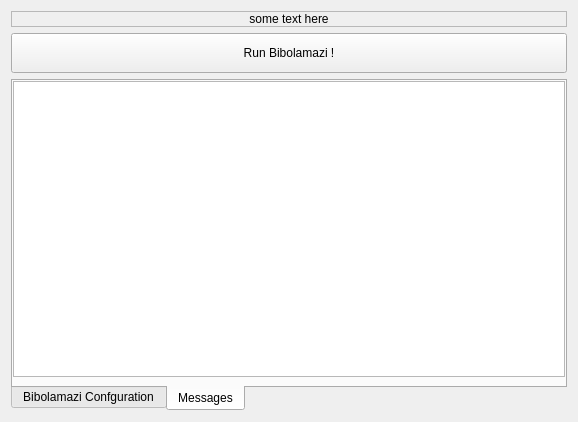
phfaist/bibolamazi, file gui/openbibfile.ui: the form before one commit.
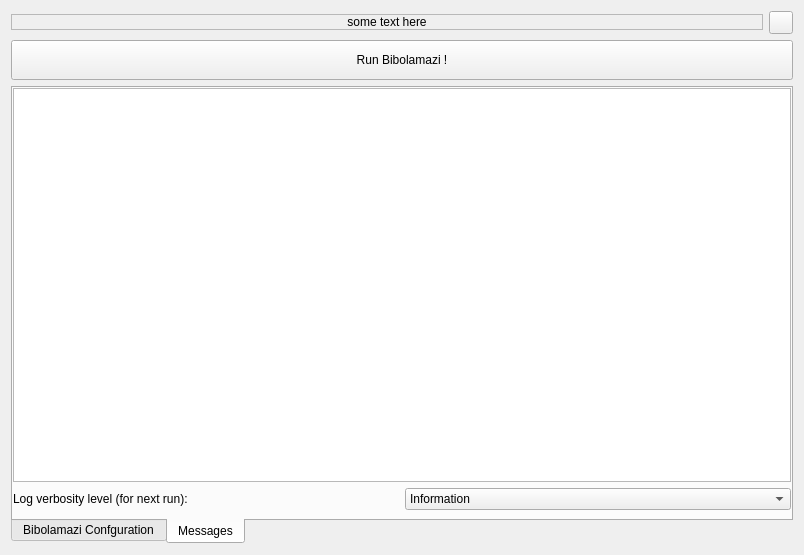
The form after the commit. The open tabs and pages were chosen to show the change. Icons and pictures are not drawn.

Diff of the .ui file:
```diff
--- a/gui/openbibfile.ui
+++ b/gui/openbibfile.ui
@@ -6,47 +6,13 @@
    <rect>
     <x>0</x>
     <y>0</y>
-    <width>578</width>
-    <height>422</height>
+    <width>804</width>
+    <height>555</height>
    </rect>
   </property>
-  <property name="windowTitle">
-   <string>some title here (probably file name)</string>
-  </property>
-  <layout class="QVBoxLayout" name="verticalLayout">
-   <item>
-    <widget class="QLabel" name="lblFileName">
-     <property name="sizePolicy">
-      <sizepolicy hsizetype="Preferred" vsizetype="Fixed">
-       <horstretch>0</horstretch>
-       <verstretch>0</verstretch>
-      </sizepolicy>
-     </property>
-     <property name="frameShape">
-      <enum>QFrame::StyledPanel</enum>
-     </property>
-     <property name="frameShadow">
-      <enum>QFrame::Sunken</enum>
-     </property>
-     <property name="midLineWidth">
-      <number>1</number>
-     </property>
-     <property name="text">
-      <string>some text here</string>
-     </property>
-     <property name="textFormat">
-      <enum>Qt::PlainText</enum>
-     </property>
-     <property name="alignment">
-      <set>Qt::AlignCenter</set>
-     </property>
-     <property name="margin">
-      <number>10</number>
-     </property>
-    </widget>
-   </item>
-   <item>
-    <widget class="QPushButton" name="pushButton">
+  <layout class="QGridLayout" name="lyt">
+   <item row="1" column="0">
+    <widget class="QPushButton" name="btnGo">
      <property name="minimumSize">
       <size>
        <width>0</width>
@@ -58,7 +24,7 @@
      </property>
     </widget>
    </item>
-   <item>
+   <item row="2" column="0">
     <widget class="QTabWidget" name="tabs">
      <property name="tabPosition">
       <enum>QTabWidget::South</enum>
@@ -92,7 +58,7 @@
       <attribute name="title">
        <string>Messages</string>
       </attribute>
-      <layout class="QVBoxLayout" name="verticalLayout_3">
+      <layout class="QGridLayout" name="gridLayout">
        <property name="leftMargin">
         <number>0</number>
        </property>
@@ -105,13 +71,118 @@
        <property name="bottomMargin">
         <number>8</number>
        </property>
-       <item>
-        <widget class="QTextBrowser" name="txtLog"/>
+       <item row="0" column="0" colspan="2">
+        <widget class="QTextBrowser" name="txtLog">
+         <property name="font">
+          <font>
+           <family>Courier 10 Pitch</family>
+          </font>
+         </property>
+         <property name="tabChangesFocus">
+          <bool>true</bool>
+         </property>
+         <property name="html">
+          <string notr="true">&lt;!DOCTYPE HTML PUBLIC &quot;-//W3C//DTD HTML 4.0//EN&quot; &quot;http://www.w3.org/TR/REC-html40/strict.dtd&quot;&gt;
+&lt;html&gt;&lt;head&gt;&lt;meta name=&quot;qrichtext&quot; content=&quot;1&quot; /&gt;&lt;style type=&quot;text/css&quot;&gt;
+p, li { white-space: pre-wrap; }
+&lt;/style&gt;&lt;/head&gt;&lt;body style=&quot; font-family:'Courier 10 Pitch'; font-size:13pt; font-weight:400; font-style:normal;&quot;&gt;
+&lt;p style=&quot;-qt-paragraph-type:empty; margin-top:0px; margin-bottom:0px; margin-left:0px; margin-right:0px; -qt-block-indent:0; text-indent:0px;&quot;&gt;&lt;/p&gt;&lt;/body&gt;&lt;/html&gt;</string>
+         </property>
+         <property name="acceptRichText">
+          <bool>false</bool>
+         </property>
+        </widget>
+       </item>
+       <item row="1" column="0">
+        <widget class="QLabel" name="lblVerbosity">
+         <property name="text">
+          <string>Log verbosity level (for next run):</string>
+         </property>
+        </widget>
+       </item>
+       <item row="1" column="1">
+        <widget class="QComboBox" name="cbxVerbosity">
+         <property name="currentIndex">
+          <number>1</number>
+         </property>
+         <item>
+          <property name="text">
+           <string>Quiet</string>
+          </property>
+         </item>
+         <item>
+          <property name="text">
+           <string>Information</string>
+          </property>
+         </item>
+         <item>
+          <property name="text">
+           <string>Verbose</string>
+          </property>
+         </item>
+         <item>
+          <property name="text">
+           <string>Very Verbose (for debugging)</string>
+          </property>
+         </item>
+        </widget>
        </item>
       </layout>
      </widget>
     </widget>
    </item>
+   <item row="0" column="0">
+    <layout class="QHBoxLayout" name="horizontalLayout">
+     <item>
+      <widget class="QLabel" name="lblFileName">
+       <property name="sizePolicy">
+        <sizepolicy hsizetype="Preferred" vsizetype="Fixed">
+         <horstretch>0</horstretch>
+         <verstretch>0</verstretch>
+        </sizepolicy>
+       </property>
+       <property name="frameShape">
+        <enum>QFrame::StyledPanel</enum>
+       </property>
+       <property name="frameShadow">
+        <enum>QFrame::Sunken</enum>
+       </property>
+       <property name="midLineWidth">
+        <number>1</number>
+       </property>
+       <property name="text">
+        <string>some text here</string>
+       </property>
+       <property name="textFormat">
+        <enum>Qt::PlainText</enum>
+       </property>
+       <property name="alignment">
+        <set>Qt::AlignCenter</set>
+       </property>
+       <property name="margin">
+        <number>10</number>
+       </property>
+      </widget>
+     </item>
+     <item>
+      <widget class="QToolButton" name="btnRefresh">
+       <property name="sizePolicy">
+        <sizepolicy hsizetype="Fixed" vsizetype="Preferred">
+         <horstretch>0</horstretch>
+         <verstretch>0</verstretch>
+        </sizepolicy>
+       </property>
+       <property name="text">
+        <string/>
+       </property>
+       <property name="icon">
+        <iconset resource="bibolamazi_res.qrc">
+         <normaloff>:/pic/refresh.png</normaloff>:/pic/refresh.png</iconset>
+       </property>
+      </widget>
+     </item>
+    </layout>
+   </item>
   </layout>
  </widget>
  <resources/>
```
Left out of the diff: 6 changed lines with no effect on the pictures.
